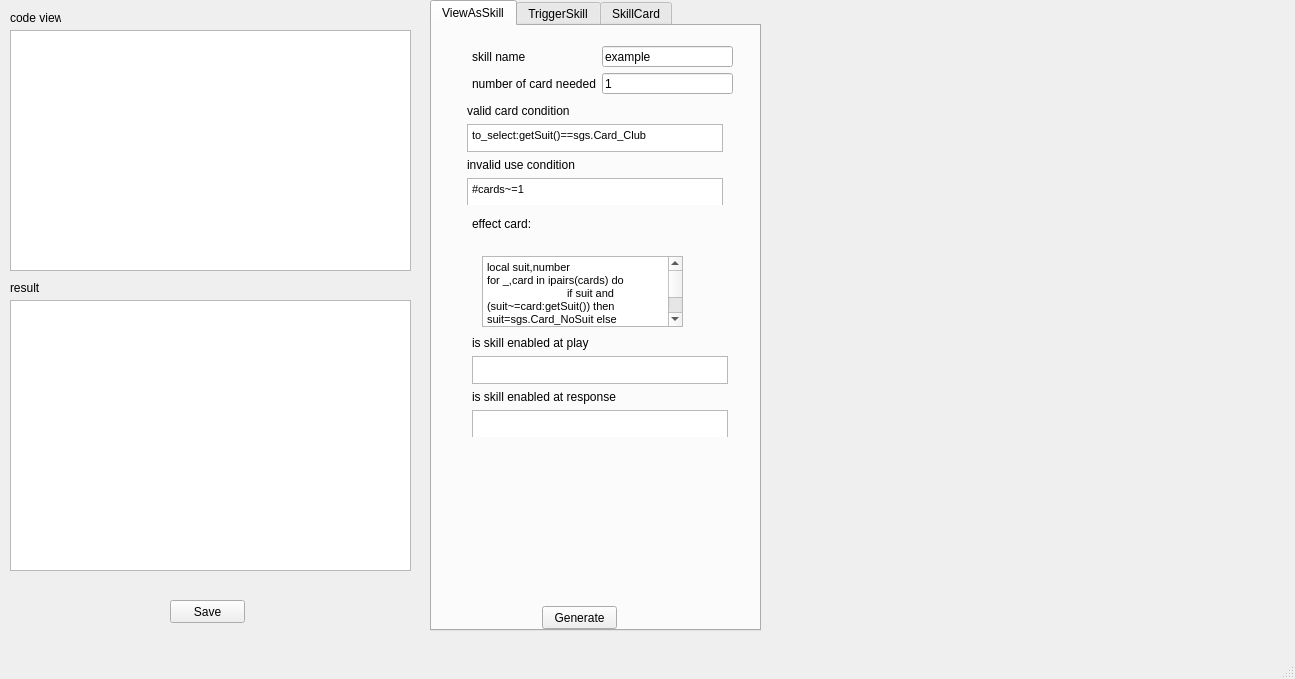
Before: the Qt Designer form src/diyscriptor.ui in Mogara/QSanguosha, drawn with Qt 5.
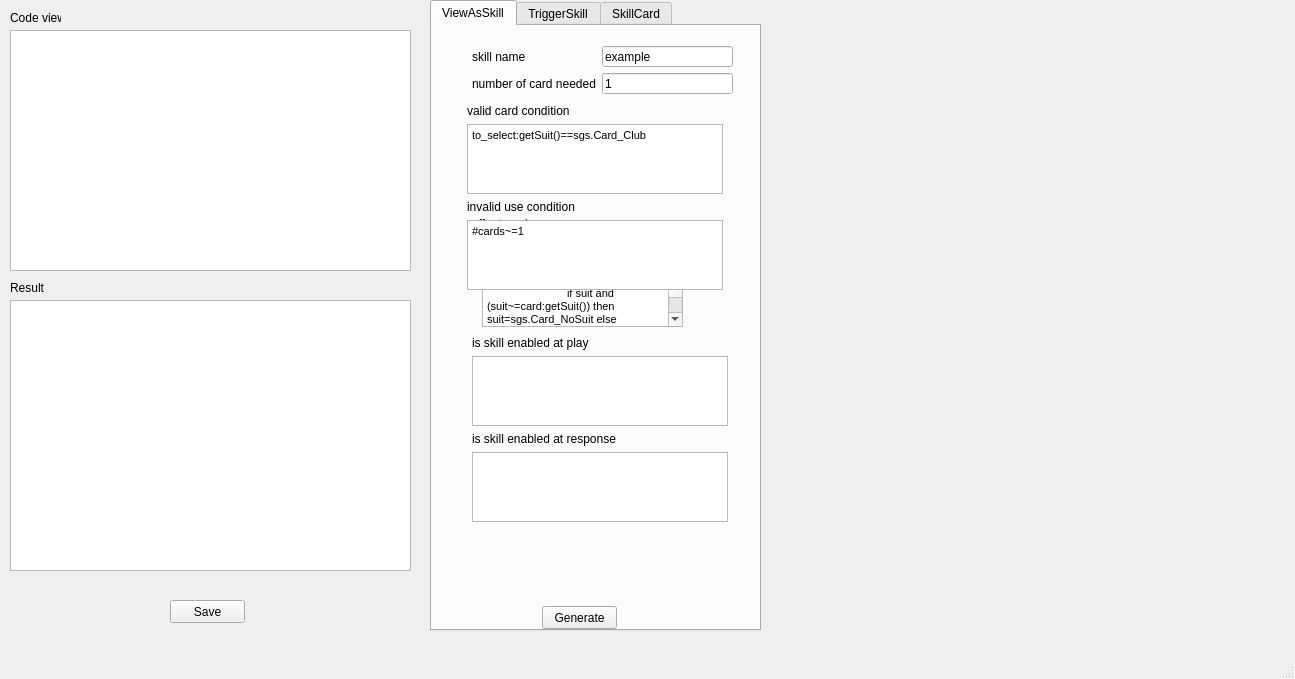
After: the same form once the commit is applied. The open tabs and pages were chosen to show the change.

Commit message: Add Lufen's photo to card editor dialog

```diff
--- a/src/diyscriptor.ui
+++ b/src/diyscriptor.ui
@@ -24,7 +24,7 @@
      </rect>
     </property>
     <property name="text">
-     <string>code view</string>
+     <string>Code view</string>
     </property>
    </widget>
    <widget class="QLabel" name="label_18">
@@ -37,7 +37,7 @@
      </rect>
     </property>
     <property name="text">
-     <string>result</string>
+     <string>Result</string>
     </property>
    </widget>
    <widget class="QTextBrowser" name="_r">
@@ -186,28 +186,28 @@
          <string>&lt;!DOCTYPE HTML PUBLIC &quot;-//W3C//DTD HTML 4.0//EN&quot; &quot;http://www.w3.org/TR/REC-html40/strict.dtd&quot;&gt;
 &lt;html&gt;&lt;head&gt;&lt;meta name=&quot;qrichtext&quot; content=&quot;1&quot; /&gt;&lt;style type=&quot;text/css&quot;&gt;
 p, li { white-space: pre-wrap; }
-&lt;/style&gt;&lt;/head&gt;&lt;body style=&quot; font-family:'MS Shell Dlg 2'; font-size:8.25pt; font-weight:400; font-style:normal;&quot;&gt;
-&lt;p style=&quot; margin-top:0px; margin-bottom:0px; margin-left:0px; margin-right:0px; -qt-block-indent:0; text-indent:0px;&quot;&gt;&lt;span style=&quot; font-size:8pt;&quot;&gt;local suit,number&lt;/span&gt;&lt;/p&gt;
-&lt;p style=&quot; margin-top:0px; margin-bottom:0px; margin-left:0px; margin-right:0px; -qt-block-indent:0; text-indent:0px;&quot;&gt;&lt;span style=&quot; font-size:8pt;&quot;&gt;for _,card in ipairs(cards) do&lt;/span&gt;&lt;/p&gt;
-&lt;p style=&quot; margin-top:0px; margin-bottom:0px; margin-left:0px; margin-right:0px; -qt-block-indent:0; text-indent:0px;&quot;&gt;&lt;span style=&quot; font-size:8pt;&quot;&gt;	if suit and (suit~=card:getSuit()) then suit=sgs.Card_NoSuit else suit=card:getSuit() end&lt;/span&gt;&lt;/p&gt;
-&lt;p style=&quot; margin-top:0px; margin-bottom:0px; margin-left:0px; margin-right:0px; -qt-block-indent:0; text-indent:0px;&quot;&gt;&lt;span style=&quot; font-size:8pt;&quot;&gt;	if number and (number~=card:getNumber()) then number=-1 else number=card:getNumber() end&lt;/span&gt;&lt;/p&gt;
-&lt;p style=&quot; margin-top:0px; margin-bottom:0px; margin-left:0px; margin-right:0px; -qt-block-indent:0; text-indent:0px;&quot;&gt;&lt;span style=&quot; font-size:8pt;&quot;&gt;end&lt;/span&gt;&lt;/p&gt;
-&lt;p style=&quot; margin-top:0px; margin-bottom:0px; margin-left:0px; margin-right:0px; -qt-block-indent:0; text-indent:0px;&quot;&gt;&lt;span style=&quot; font-size:8pt;&quot;&gt;local view_as_card= sgs.Sanguosha:cloneCard(&amp;quot;CardName&amp;quot;, suit, number)&lt;/span&gt;&lt;/p&gt;
-&lt;p style=&quot; margin-top:0px; margin-bottom:0px; margin-left:0px; margin-right:0px; -qt-block-indent:0; text-indent:0px;&quot;&gt;&lt;span style=&quot; font-size:8pt;&quot;&gt;for _,card in ipairs(cards) do&lt;/span&gt;&lt;/p&gt;
-&lt;p style=&quot; margin-top:0px; margin-bottom:0px; margin-left:0px; margin-right:0px; -qt-block-indent:0; text-indent:0px;&quot;&gt;&lt;span style=&quot; font-size:8pt;&quot;&gt;	view_as_card:addSubcard(card:getId())&lt;/span&gt;&lt;/p&gt;
-&lt;p style=&quot; margin-top:0px; margin-bottom:0px; margin-left:0px; margin-right:0px; -qt-block-indent:0; text-indent:0px;&quot;&gt;&lt;span style=&quot; font-size:8pt;&quot;&gt;end&lt;/span&gt;&lt;/p&gt;
-&lt;p style=&quot; margin-top:0px; margin-bottom:0px; margin-left:0px; margin-right:0px; -qt-block-indent:0; text-indent:0px;&quot;&gt;&lt;span style=&quot; font-size:8pt;&quot;&gt;view_as_card:setSkillName(self:objectName())&lt;/span&gt;&lt;/p&gt;&lt;/body&gt;&lt;/html&gt;</string>
+&lt;/style&gt;&lt;/head&gt;&lt;body style=&quot; font-family:'SimSun'; font-size:9pt; font-weight:400; font-style:normal;&quot;&gt;
+&lt;p style=&quot; margin-top:0px; margin-bottom:0px; margin-left:0px; margin-right:0px; -qt-block-indent:0; text-indent:0px;&quot;&gt;&lt;span style=&quot; font-family:'MS Shell Dlg 2'; font-size:8pt;&quot;&gt;local suit,number&lt;/span&gt;&lt;/p&gt;
+&lt;p style=&quot; margin-top:0px; margin-bottom:0px; margin-left:0px; margin-right:0px; -qt-block-indent:0; text-indent:0px;&quot;&gt;&lt;span style=&quot; font-family:'MS Shell Dlg 2'; font-size:8pt;&quot;&gt;for _,card in ipairs(cards) do&lt;/span&gt;&lt;/p&gt;
+&lt;p style=&quot; margin-top:0px; margin-bottom:0px; margin-left:0px; margin-right:0px; -qt-block-indent:0; text-indent:0px;&quot;&gt;&lt;span style=&quot; font-family:'MS Shell Dlg 2'; font-size:8pt;&quot;&gt;	if suit and (suit~=card:getSuit()) then suit=sgs.Card_NoSuit else suit=card:getSuit() end&lt;/span&gt;&lt;/p&gt;
+&lt;p style=&quot; margin-top:0px; margin-bottom:0px; margin-left:0px; margin-right:0px; -qt-block-indent:0; text-indent:0px;&quot;&gt;&lt;span style=&quot; font-family:'MS Shell Dlg 2'; font-size:8pt;&quot;&gt;	if number and (number~=card:getNumber()) then number=-1 else number=card:getNumber() end&lt;/span&gt;&lt;/p&gt;
+&lt;p style=&quot; margin-top:0px; margin-bottom:0px; margin-left:0px; margin-right:0px; -qt-block-indent:0; text-indent:0px;&quot;&gt;&lt;span style=&quot; font-family:'MS Shell Dlg 2'; font-size:8pt;&quot;&gt;end&lt;/span&gt;&lt;/p&gt;
+&lt;p style=&quot; margin-top:0px; margin-bottom:0px; margin-left:0px; margin-right:0px; -qt-block-indent:0; text-indent:0px;&quot;&gt;&lt;span style=&quot; font-family:'MS Shell Dlg 2'; font-size:8pt;&quot;&gt;local view_as_card= sgs.Sanguosha:cloneCard(&amp;quot;CardName&amp;quot;, suit, number)&lt;/span&gt;&lt;/p&gt;
+&lt;p style=&quot; margin-top:0px; margin-bottom:0px; margin-left:0px; margin-right:0px; -qt-block-indent:0; text-indent:0px;&quot;&gt;&lt;span style=&quot; font-family:'MS Shell Dlg 2'; font-size:8pt;&quot;&gt;for _,card in ipairs(cards) do&lt;/span&gt;&lt;/p&gt;
+&lt;p style=&quot; margin-top:0px; margin-bottom:0px; margin-left:0px; margin-right:0px; -qt-block-indent:0; text-indent:0px;&quot;&gt;&lt;span style=&quot; font-family:'MS Shell Dlg 2'; font-size:8pt;&quot;&gt;	view_as_card:addSubcard(card:getId())&lt;/span&gt;&lt;/p&gt;
+&lt;p style=&quot; margin-top:0px; margin-bottom:0px; margin-left:0px; margin-right:0px; -qt-block-indent:0; text-indent:0px;&quot;&gt;&lt;span style=&quot; font-family:'MS Shell Dlg 2'; font-size:8pt;&quot;&gt;end&lt;/span&gt;&lt;/p&gt;
+&lt;p style=&quot; margin-top:0px; margin-bottom:0px; margin-left:0px; margin-right:0px; -qt-block-indent:0; text-indent:0px;&quot;&gt;&lt;span style=&quot; font-family:'MS Shell Dlg 2'; font-size:8pt;&quot;&gt;view_as_card:setSkillName(self:objectName())&lt;/span&gt;&lt;/p&gt;&lt;/body&gt;&lt;/html&gt;</string>
         </property>
        </widget>
       </widget>
      </widget>
-     <widget class="QWidget" name="">
+     <widget class="QWidget" name="layoutWidget">
       <property name="geometry">
        <rect>
         <x>35</x>
         <y>78</y>
         <width>264</width>
-        <height>101</height>
+        <height>186</height>
        </rect>
       </property>
       <layout class="QFormLayout" name="formLayout_3">
@@ -227,8 +227,8 @@
           <string>&lt;!DOCTYPE HTML PUBLIC &quot;-//W3C//DTD HTML 4.0//EN&quot; &quot;http://www.w3.org/TR/REC-html40/strict.dtd&quot;&gt;
 &lt;html&gt;&lt;head&gt;&lt;meta name=&quot;qrichtext&quot; content=&quot;1&quot; /&gt;&lt;style type=&quot;text/css&quot;&gt;
 p, li { white-space: pre-wrap; }
-&lt;/style&gt;&lt;/head&gt;&lt;body style=&quot; font-family:'MS Shell Dlg 2'; font-size:8.25pt; font-weight:400; font-style:normal;&quot;&gt;
-&lt;p style=&quot; margin-top:0px; margin-bottom:0px; margin-left:0px; margin-right:0px; -qt-block-indent:0; text-indent:0px;&quot;&gt;&lt;span style=&quot; font-size:8pt;&quot;&gt;to_select:getSuit()==sgs.Card_Club&lt;/span&gt;&lt;/p&gt;&lt;/body&gt;&lt;/html&gt;</string>
+&lt;/style&gt;&lt;/head&gt;&lt;body style=&quot; font-family:'SimSun'; font-size:9pt; font-weight:400; font-style:normal;&quot;&gt;
+&lt;p style=&quot; margin-top:0px; margin-bottom:0px; margin-left:0px; margin-right:0px; -qt-block-indent:0; text-indent:0px;&quot;&gt;&lt;span style=&quot; font-family:'MS Shell Dlg 2'; font-size:8pt;&quot;&gt;to_select:getSuit()==sgs.Card_Club&lt;/span&gt;&lt;/p&gt;&lt;/body&gt;&lt;/html&gt;</string>
          </property>
         </widget>
        </item>
@@ -245,14 +245,14 @@
           <string>&lt;!DOCTYPE HTML PUBLIC &quot;-//W3C//DTD HTML 4.0//EN&quot; &quot;http://www.w3.org/TR/REC-html40/strict.dtd&quot;&gt;
 &lt;html&gt;&lt;head&gt;&lt;meta name=&quot;qrichtext&quot; content=&quot;1&quot; /&gt;&lt;style type=&quot;text/css&quot;&gt;
 p, li { white-space: pre-wrap; }
-&lt;/style&gt;&lt;/head&gt;&lt;body style=&quot; font-family:'MS Shell Dlg 2'; font-size:8.25pt; font-weight:400; font-style:normal;&quot;&gt;
-&lt;p style=&quot; margin-top:0px; margin-bottom:0px; margin-left:0px; margin-right:0px; -qt-block-indent:0; text-indent:0px;&quot;&gt;&lt;span style=&quot; font-size:8pt;&quot;&gt;#cards~=1&lt;/span&gt;&lt;/p&gt;&lt;/body&gt;&lt;/html&gt;</string>
+&lt;/style&gt;&lt;/head&gt;&lt;body style=&quot; font-family:'SimSun'; font-size:9pt; font-weight:400; font-style:normal;&quot;&gt;
+&lt;p style=&quot; margin-top:0px; margin-bottom:0px; margin-left:0px; margin-right:0px; -qt-block-indent:0; text-indent:0px;&quot;&gt;&lt;span style=&quot; font-family:'MS Shell Dlg 2'; font-size:8pt;&quot;&gt;#cards~=1&lt;/span&gt;&lt;/p&gt;&lt;/body&gt;&lt;/html&gt;</string>
          </property>
         </widget>
        </item>
       </layout>
      </widget>
-     <widget class="QWidget" name="">
+     <widget class="QWidget" name="layoutWidget">
       <property name="geometry">
        <rect>
         <x>40</x>
@@ -292,13 +292,13 @@
        </item>
       </layout>
      </widget>
-     <widget class="QWidget" name="">
+     <widget class="QWidget" name="layoutWidget">
       <property name="geometry">
        <rect>
         <x>40</x>
         <y>310</y>
         <width>264</width>
-        <height>101</height>
+        <height>186</height>
        </rect>
       </property>
       <layout class="QFormLayout" name="formLayout_4">
@@ -318,8 +318,8 @@
           <string>&lt;!DOCTYPE HTML PUBLIC &quot;-//W3C//DTD HTML 4.0//EN&quot; &quot;http://www.w3.org/TR/REC-html40/strict.dtd&quot;&gt;
 &lt;html&gt;&lt;head&gt;&lt;meta name=&quot;qrichtext&quot; content=&quot;1&quot; /&gt;&lt;style type=&quot;text/css&quot;&gt;
 p, li { white-space: pre-wrap; }
-&lt;/style&gt;&lt;/head&gt;&lt;body style=&quot; font-family:'MS Shell Dlg 2'; font-size:8.25pt; font-weight:400; font-style:normal;&quot;&gt;
-&lt;p style=&quot;-qt-paragraph-type:empty; margin-top:0px; margin-bottom:0px; margin-left:0px; margin-right:0px; -qt-block-indent:0; text-indent:0px; font-size:8pt;&quot;&gt;&lt;/p&gt;&lt;/body&gt;&lt;/html&gt;</string>
+&lt;/style&gt;&lt;/head&gt;&lt;body style=&quot; font-family:'SimSun'; font-size:9pt; font-weight:400; font-style:normal;&quot;&gt;
+&lt;p style=&quot;-qt-paragraph-type:empty; margin-top:0px; margin-bottom:0px; margin-left:0px; margin-right:0px; -qt-block-indent:0; text-indent:0px; font-family:'MS Shell Dlg 2'; font-size:8pt;&quot;&gt;&lt;/p&gt;&lt;/body&gt;&lt;/html&gt;</string>
          </property>
         </widget>
        </item>
@@ -336,8 +336,8 @@
           <string>&lt;!DOCTYPE HTML PUBLIC &quot;-//W3C//DTD HTML 4.0//EN&quot; &quot;http://www.w3.org/TR/REC-html40/strict.dtd&quot;&gt;
 &lt;html&gt;&lt;head&gt;&lt;meta name=&quot;qrichtext&quot; content=&quot;1&quot; /&gt;&lt;style type=&quot;text/css&quot;&gt;
 p, li { white-space: pre-wrap; }
-&lt;/style&gt;&lt;/head&gt;&lt;body style=&quot; font-family:'MS Shell Dlg 2'; font-size:8.25pt; font-weight:400; font-style:normal;&quot;&gt;
-&lt;p style=&quot;-qt-paragraph-type:empty; margin-top:0px; margin-bottom:0px; margin-left:0px; margin-right:0px; -qt-block-indent:0; text-indent:0px; font-size:8pt;&quot;&gt;&lt;/p&gt;&lt;/body&gt;&lt;/html&gt;</string>
+&lt;/style&gt;&lt;/head&gt;&lt;body style=&quot; font-family:'SimSun'; font-size:9pt; font-weight:400; font-style:normal;&quot;&gt;
+&lt;p style=&quot;-qt-paragraph-type:empty; margin-top:0px; margin-bottom:0px; margin-left:0px; margin-right:0px; -qt-block-indent:0; text-indent:0px; font-family:'MS Shell Dlg 2'; font-size:8pt;&quot;&gt;&lt;/p&gt;&lt;/body&gt;&lt;/html&gt;</string>
          </property>
         </widget>
        </item>
```
Left out of the diff: 10 changed lines with no effect on the pictures. The commit also changes 3 other files.
